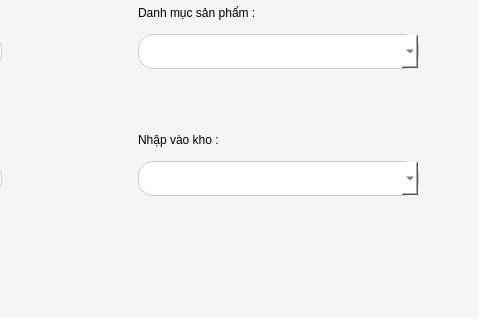
Above: src/modules/admin/ui/ui_design/add_product_to_import.ui from Ryhtruly/Stationery-Officehub before the change; both pictures show x 320 to 800 and y 280 to 600 of the 800 by 600 pixel window. Below: the same form after it.
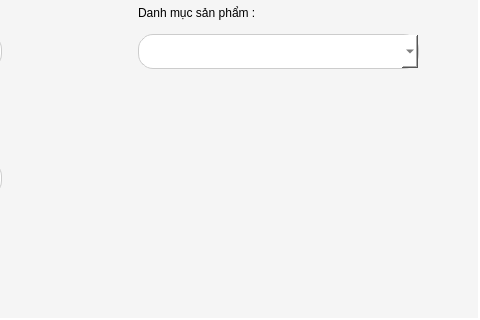
That is the form after the change.

What changed in the file:
```diff
--- a/src/modules/admin/ui/ui_design/add_product_to_import.ui
+++ b/src/modules/admin/ui/ui_design/add_product_to_import.ui
@@ -570,6 +570,12 @@
              <height>35</height>
             </size>
            </property>
+           <property name="maximumSize">
+            <size>
+             <width>271</width>
+             <height>16777215</height>
+            </size>
+           </property>
            <property name="styleSheet">
             <string notr="true">QLineEdit {
     background-color: #ffffff; /* Màu nền trắng */
@@ -606,54 +612,6 @@
          </property>
         </spacer>
        </item>
-       <item>
-        <layout class="QVBoxLayout" name="verticalLayout_8">
-         <item>
-          <widget class="QLabel" name="label_9">
-           <property name="minimumSize">
-            <size>
-             <width>141</width>
-             <height>18</height>
-            </size>
-           </property>
-           <property name="font">
-            <font>
-             <pointsize>9</pointsize>
-            </font>
-           </property>
-           <property name="text">
-            <string>Nhập vào kho : </string>
-           </property>
-          </widget>
-         </item>
-         <item>
-          <widget class="QComboBox" name="combo_box_kho">
-           <property name="minimumSize">
-            <size>
-             <width>281</width>
-             <height>35</height>
-            </size>
-           </property>
-           <property name="styleSheet">
-            <string notr="true">QComboBox {
-    background-color: #ffffff; /* Màu nền trắng */
-    border: 1px solid #cccccc; /* Viền xám nhạt */
-    border-radius: 15px; /* Bo góc */
-    padding: 5px; /* Khoảng cách bên trong */
-    font-size: 14px;
-    color: #333333;
-}
-
-/* Hiệu ứng khi ô nhập liệu được chọn */
-QComboBox:focus {
-    border: 1px solid #4a90e2; /* Viền xanh khi focus */
-    background-color: #e6f0fa; /* Nền xanh nhạt khi focus */
-}</string>
-           </property>
-          </widget>
-         </item>
-        </layout>
-       </item>
       </layout>
      </item>
      <item row="4" column="0">
```
